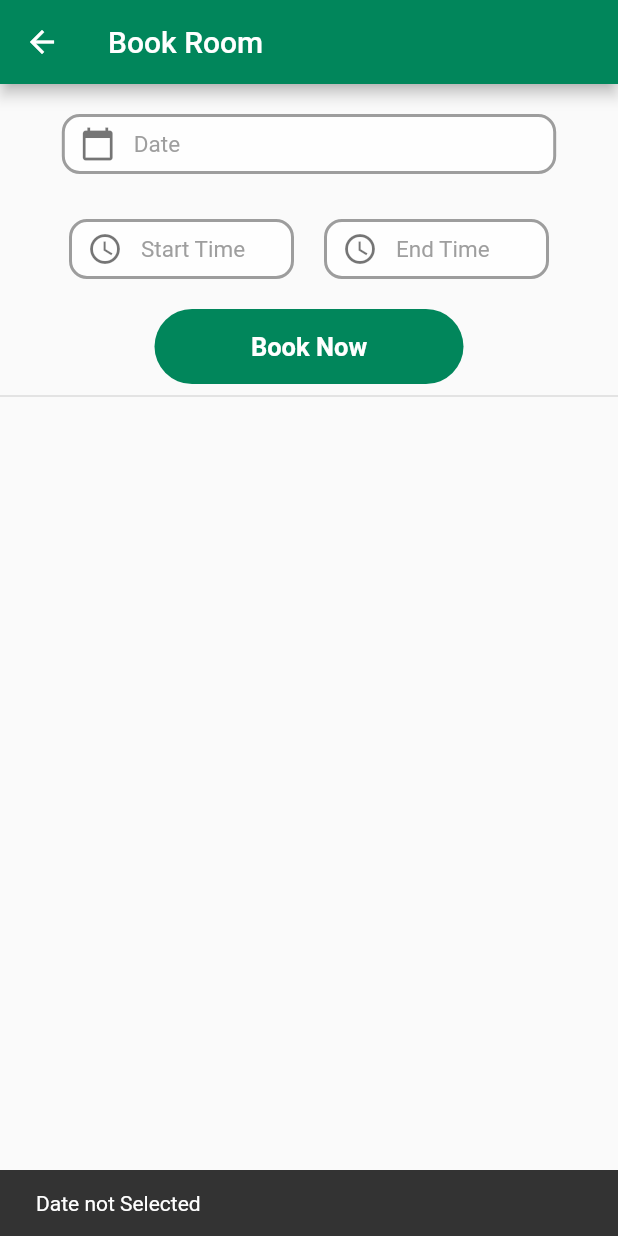
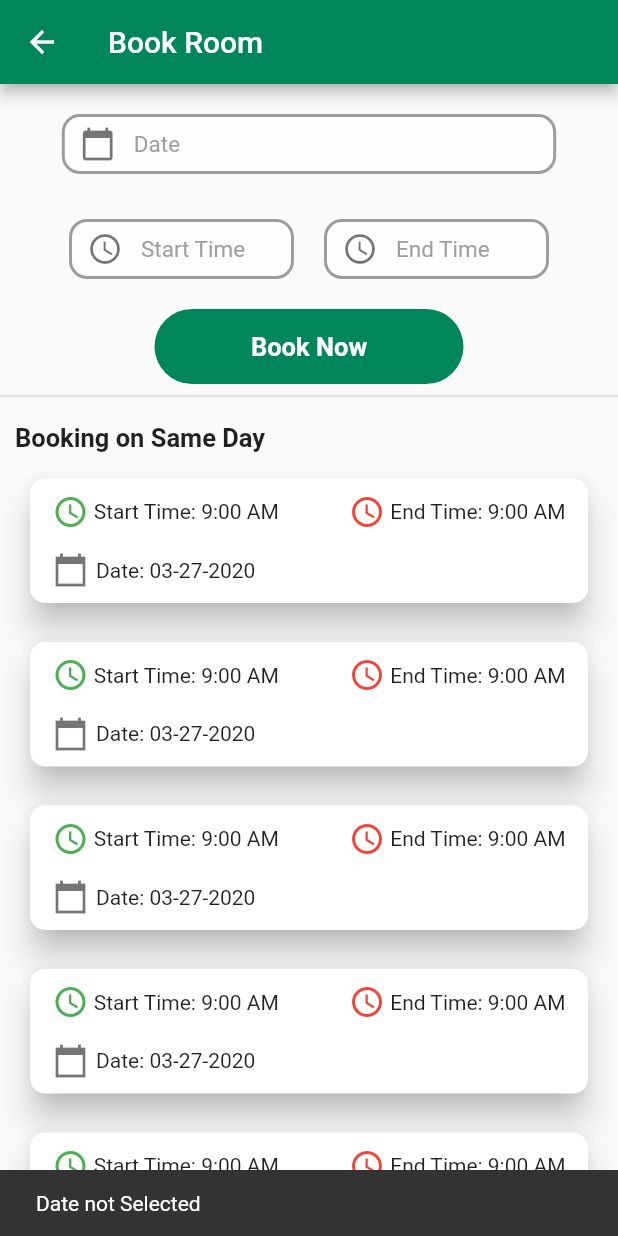
Before and after one commit to parmeetmaster/ConfrenceRoomBookngApp, a Flutter app: the BookingScreen screen opened by its route, after a tap on "Book Now", on a phone screen of 412 x 824 dp. Run offline on Flutter 3.47's test engine with Material 2 defaults, Android fonts, the phone set to English and light mode, and no system bars; our stand-ins replace awesome_dialog, bordered_text, cloud_firestore, firebase_auth, firebase_core, flutter_svg and 2 more; missing offline and left inert: razorpay_flutter; accounts and stored records are empty.

Commit message:
Booking architecture changes

```diff
--- /dev/null
+++ b/lib/Screens/BookingScreen/booking_helper.dart
@@ -0,0 +1,54 @@
+import 'package:cloud_firestore/cloud_firestore.dart';
+import 'package:flutter/material.dart';
+import 'package:kkconferences/api/FirbaseApi.dart';
+import 'package:kkconferences/global/const_funcitons.dart';
+import 'package:kkconferences/model/booking_model.dart';
+
+class BookingHelper {
+  getBookings(DateTime date) async {
+    QuerySnapshot snapshot = await FireBaseApi().getSelectedDateBookings(
+        model: BookingModel(bookingDate: getFirebaseFormatDate(date)));
+    return snapshot;
+  }
+
+  checkIsBookingExist(
+      {DateTime date, TimeOfDay startTime, TimeOfDay endTime}) async {
+    print("we called");
+
+    QuerySnapshot snapshot = await getBookings(date);
+    for (QueryDocumentSnapshot item in snapshot.docs) {
+      BookingModel model = BookingModel.fromJson(item.data());
+
+      // its used to check whether new meeting and currunt meeting under same hour span.
+
+/*
+      // miscellious operation while start date and booking date hour same
+      if (endTime.hour == model.bookingStartTime.hour) {
+        if (endTime.minute > model.bookingStartTime.minute) {
+          // todo yes meeting possible
+        } else if (endTime.minute < model.bookingStartTime.minute) {
+          // todo no meeting possible
+        }
+      }
+
+      // miscellious operation while start date and booking date hour same
+      if(startTime.hour == model.bookingEndTime.hour)
+
+*/
+
+
+
+      // start date operation
+      for (int i = model.bookingStartTime.hour;
+          i >= model.bookingEndTime.hour;
+          i++) {
+        if (i == startTime.hour || i == endTime.hour) {
+         print("time clash");
+        }
+      }
+
+
+
+    }
+  }
+}
--- a/lib/Screens/BookingScreen/booking_screen.dart
+++ b/lib/Screens/BookingScreen/booking_screen.dart
@@ -1,6 +1,7 @@
 import 'package:flutter/material.dart';
 import 'package:kkconferences/global/constants.dart';
 import 'package:kkconferences/providers/booking_screen_provider.dart';
+import 'package:kkconferences/widgets/booking_items.dart';
 import 'package:kkconferences/widgets/green_button.dart';
 import 'package:provider/provider.dart';
 
@@ -24,8 +25,9 @@ class _BookingScreenState extends State<BookingScreen> {
         backgroundColor: main_color,
       ),
       body: Consumer<BookingScreenProvider>(builder: (context, value, child) {
-        return SingleChildScrollView(
-          child: Column(
+        return Stack(
+          children: [
+            Column(
               children: [
                 SizedBox(
                   height: 20,
@@ -229,34 +231,30 @@ class _BookingScreenState extends State<BookingScreen> {
                 Divider(
                   thickness: 1,
                 ),
-
-/*          TextFormField(
-           // add this line.
-              decoration: InputDecoration(
-                labelText: 'time*',
+                Padding(
+                  padding: EdgeInsets.only(left: 10,top:10),
+                  child: Align(
+                      alignment: Alignment.topLeft,
+                      child: Text("Booking on Same Day",style: TextStyle(fontSize: 17,fontWeight: FontWeight.bold),)),
                 ),
-              onTap: () async {
-                TimeOfDay time = TimeOfDay.now();
-                FocusScope.of(context).requestFocus(new FocusNode());
-
-                TimeOfDay picked =
-                await showTimePicker(context: context, initialTime: time);
-                if (picked != null && picked != time) {
-             // add this line.
-                  setState(() {
-                    time = picked;
-                  });
-                }
-              },
-              validator: (value) {
-                if (value.isEmpty) {
-                  return 'cant be empty';
-                }
-                return null;
-              },
-            ),*/
               ],
             ),
+            Container(
+              padding: EdgeInsets.only(top:250),
+              child: Expanded(
+                child: ListView.builder(
+                  itemCount: 10,
+                  itemBuilder: (context, index) {
+                    return ListTile(
+                      title: BookingItem(),
+                    );
+                  },
+                ),
+              ),
+            )
+
+
+          ],
         );
       }),
     );
--- a/lib/global/const_funcitons.dart
+++ b/lib/global/const_funcitons.dart
@@ -2,6 +2,7 @@ import 'dart:async';
 
 import 'package:flutter/cupertino.dart';
 import 'package:flutter/material.dart';
+import 'package:intl/intl.dart';
 import 'package:uuid/uuid.dart';
 
 bool shouldButtonEnabled = true;
@@ -47,3 +48,9 @@ String minuteText="";
 
   return " $hour:$minuteText $timeType";
 }
+
+String getFirebaseFormatDate(DateTime date){
+  final DateFormat formatter = DateFormat('dd-MM-yyyy');
+  return formatter.format(date);
+
+}
--- a/lib/model/TimeSlots.dart
+++ /dev/null
@@ -1,37 +0,0 @@
-// To parse this JSON data, do
-//
-//     final timeSlot = timeSlotFromJson(jsonString);
-
-import 'dart:convert';
-
-class TimeSlot {
-  TimeSlot({
-    this.bookingDate,
-    this.bokingBinary,
-  });
-
-  DateTime bookingDate;
-  String bokingBinary;
-
-  factory TimeSlot.fromRawJson(String str) => TimeSlot.fromJson(json.decode(str));
-
-  String toRawJson() => json.encode(toJson());
-
-  factory TimeSlot.fromJson(Map<String, dynamic> json) => TimeSlot(
-    bookingDate: DateTime.parse(json["booking_date"]),
-    bokingBinary: json["boking_binary"],
-  );
-
-  Map<String, dynamic> toJson() => {
-    "booking_date": bookingDate.toIso8601String(),
-    "boking_binary": bokingBinary,
-  };
-}
-
-class TimeSlotResult {
-  int status = 0;
-  String msg;
-  TimeSlot timeSlot;
-
-  TimeSlotResult({this.status, this.msg, this.timeSlot});
-}
--- a/lib/providers/booking_screen_provider.dart
+++ b/lib/providers/booking_screen_provider.dart
@@ -1,12 +1,14 @@
 import 'package:awesome_dialog/awesome_dialog.dart';
+import 'package:cloud_firestore/cloud_firestore.dart';
 import 'package:flutter/material.dart';
 import 'package:flutter/services.dart';
 import 'package:fluttertoast/fluttertoast.dart';
 import 'package:intl/intl.dart';
+import 'package:kkconferences/Screens/BookingScreen/booking_helper.dart';
 import 'package:kkconferences/api/FirbaseApi.dart';
 import 'package:kkconferences/global/const_funcitons.dart';
 import 'package:kkconferences/global/constants.dart';
-import 'package:kkconferences/model/TimeSlots.dart';
+import 'package:kkconferences/model/booking_model.dart';
 import 'package:kkconferences/utils/popUps.dart';
 import 'package:kkconferences/widgets/chip.dart';
 import 'package:razorpay_flutter/razorpay_flutter.dart';
@@ -28,14 +30,19 @@ class BookingScreenProvider extends ChangeNotifier {
   TimeOfDay endTime;
   BuildContext context;
 
-  setDate(DateTime date) {
+  setDate(DateTime date) async {
     this.meeting_date = date;
 
     final DateFormat formatter = DateFormat('dd-MM-yyyy');
     curruntDateController.text = formatter.format(date);
 
-    /*    FireBaseApi().addTimeSlotEntry(timeSlot: TimeSlot(
-        bookingDate: date, bokingBinary: "00100010111110101"));*/
+    QuerySnapshot snapshot = await BookingHelper().getBookings(date);
+
+
+/*
+    print(snapshot.docs.first["bookingUserId"]);
+    print(snapshot.docs.last["bookingUserId"]);
+*/
   }
 
   void setStartTime(TimeOfDay picked) {
@@ -61,7 +68,7 @@ class BookingScreenProvider extends ChangeNotifier {
     print("${duration.inHours} mins ${twoDigitMinutes} ");
   }
 
-  void calculateBookingAmount() {
+  void calculateBookingAmount() async {
     if (meeting_date == null) {
       toast(key, "Date not Selected");
       return;
@@ -101,14 +108,15 @@ class BookingScreenProvider extends ChangeNotifier {
         showCloseIcon: true,
         closeIcon: Icon(Icons.close_fullscreen_outlined),
         title: 'Confirm Booking',
-        desc:
-        'Do you Agreed to Confirm Booking for $hourDifference hour',
+        desc: 'Do you Agreed to Confirm Booking for $hourDifference hour',
         btnOkText: "Confirm",
         btnCancelText: "Cancel",
-        btnCancelOnPress: () {
-          },
-        btnOkOnPress: () {
-          openCheckout(totalAmount*100,"Amount paid for $hourDifference hrs meeting");
+        btnCancelOnPress: () {},
+        btnOkOnPress: () async {
+       await BookingHelper().checkIsBookingExist(endTime: endTime,startTime: startTime,date: meeting_date);
+
+    /*      openCheckout(
+              totalAmount * 100, "Amount paid for $hourDifference hrs meeting");*/
         })
       ..show();
     print("amount paid is ${totalAmount}");
@@ -128,7 +136,7 @@ class BookingScreenProvider extends ChangeNotifier {
       'amount': amount,
       'name': '$company_name',
       'description': '$description',
-      'prefill': {'contact':' $phno', 'email': '$email'},
+      'prefill': {'contact': ' $phno', 'email': '$email'},
       'external': {
         'wallets': ['paytm']
       }
@@ -147,7 +155,8 @@ class BookingScreenProvider extends ChangeNotifier {
   }
 
   void _handlePaymentError(PaymentFailureResponse response) {
-    print("code is ${response.code.toString()} response${response.message.toString()}");
+    print(
+        "code is ${response.code.toString()} response${response.message.toString()}");
     Fluttertoast.showToast(
         msg: "ERROR: " + response.code.toString() + " - " + response.message,
         timeInSecForIosWeb: 4);
--- /dev/null
+++ b/lib/widgets/booking_items.dart
@@ -0,0 +1,46 @@
+import 'package:flutter/material.dart';
+
+class BookingItem extends StatelessWidget {
+   String startTime;
+   String endTime;
+   String dateStr;
+
+
+
+  @override
+  Widget build(BuildContext context) {
+    return Padding(
+      padding: EdgeInsets.symmetric(vertical: 5),
+      child: Card(
+        shape: RoundedRectangleBorder(
+          borderRadius: BorderRadius.circular(10.0),
+        ),
+        shadowColor: Colors.black,
+        elevation:9,
+        child: Padding(
+          padding: const EdgeInsets.symmetric(vertical: 10.0,horizontal: 15),
+          child: Container(
+            child: Column(
+              crossAxisAlignment: CrossAxisAlignment.stretch,
+              children: [
+                Row(
+                  children: [Icon(Icons.watch_later_outlined,color: Colors.green,),Text(" Start Time: 9:00 AM",overflow: TextOverflow.ellipsis,),
+                  Spacer(),
+                    Icon(Icons.watch_later_outlined,color: Colors.red,),Text(" End Time: 9:00 AM",overflow: TextOverflow.ellipsis,)
+                  ],
+                ),
+                SizedBox(height: 15,),
+                Row(
+                  children: [Icon(Icons.calendar_today_sharp,color: Colors.black54,),SizedBox(width: 5),Text("Date: 03-27-2020"),
+                    Spacer(),
+                  ],
+                ),
+
+              ],
+            ),
+          ),
+        ),
+      ),
+    );
+  }
+}
```
Also changed, not shown: lib/api/FirbaseApi.dart (+22 -21 lines), lib/model/booking_model.dart (added, +53 -0 lines). Lines whose indentation alone changed are shown as unchanged.
